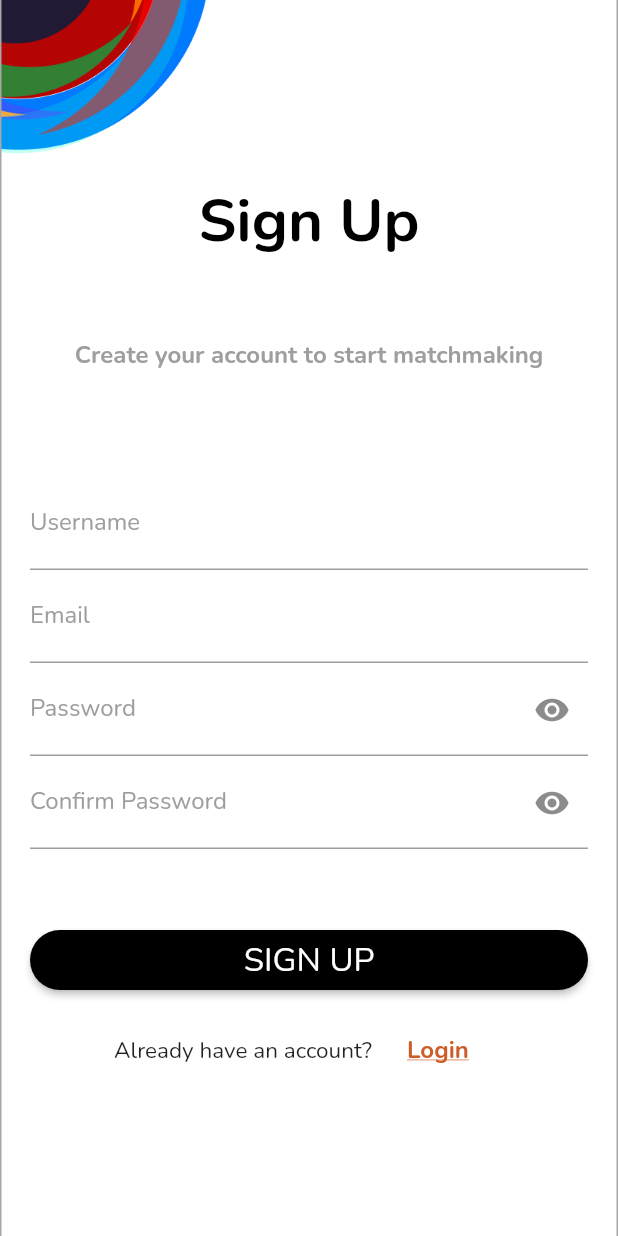
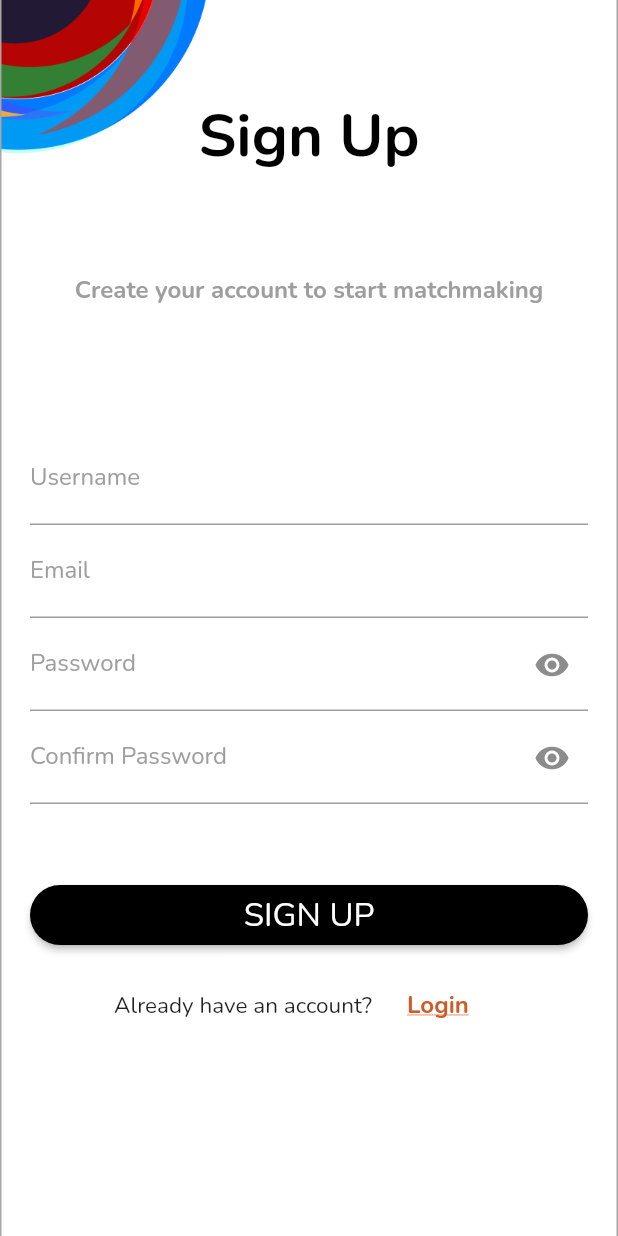
Before and after one commit to Orion-Software-Engineering/flutter, a Flutter app: the screen it shows after launch, after a tap on "LOG IN", after a tap on "Sign Up", on a phone screen of 412 x 824 dp. Run offline on Flutter 3.47's test engine with Material 2 defaults, Android fonts, the phone set to English and light mode, and no system bars.

Commit message:
Successfully abstracted the scaffold for login and signup for easy debugging and consistency across pages

```diff
--- /dev/null
+++ b/lib/login_and_signup/components/login_signup_scaffold.dart
@@ -0,0 +1,188 @@
+import 'package:flutter/material.dart';
+import 'package:matchmaking_demo/constants.dart';
+import 'package:matchmaking_demo/login_and_signup/components/title_and_subtext.dart';
+import 'package:matchmaking_demo/login_and_signup/components/custom_password_field.dart';
+
+class LogInSignUpScaffold extends StatelessWidget {
+  LogInSignUpScaffold({required this.child});
+  Widget child;
+
+  @override
+  Widget build(BuildContext context) {
+    return Scaffold(
+      body: Container(
+        decoration: BoxDecoration(
+          color: Colors.black,
+          image: DecorationImage(
+              image: AssetImage('assets/images/sign_in/Sign Up bg.png'),
+              fit: BoxFit.cover),
+        ),
+        height: double.infinity,
+        padding: const EdgeInsets.fromLTRB(20, 0.0, 20.0, 0.0),
+        width: double.infinity,
+        child: child,
+      ),
+    );
+  }
+}
+
+// Center(
+// child: Form(
+// key: _formKey,
+// child: Column(
+// children: [
+// Expanded(
+// flex: 2,
+// child: TitleAndSubtext(
+// title: 'Sign In',
+// subtext: 'Enter your email and password',
+// )),
+// Expanded(
+// flex: 3,
+// child: SingleChildScrollView(
+// physics: BouncingScrollPhysics(),
+// child: Column(
+// mainAxisAlignment: MainAxisAlignment.spaceBetween,
+// children: [
+// TextFormField(
+// decoration: InputDecoration(
+// labelText: 'Email',
+// labelStyle: signUpLoginTextFieldTextStyle,
+// border: UnderlineInputBorder(
+// borderSide: BorderSide(
+// color: signUpLoginTextColor,
+// ),
+// ),
+// ),
+// validator: (value) {
+// if (emailValid.hasMatch(value!) &&
+// value.isNotEmpty) {
+// return null;
+// } else {
+// return "Enter a valid email address";
+// }
+// },
+// ),
+// CustomPasswordField(
+// hintText: 'Password',
+// validationFunction: (value) {
+// if (value!.isNotEmpty) {
+// return null;
+// } else {
+// return 'Enter password';
+// }
+// }),
+// TextButton(
+// onPressed: () {},
+// child: Text(
+// 'Forgot password?',
+// style: TextStyle(
+// color: signUpLoginOrange, fontSize: 16),
+// )),
+// SizedBox(height: 30.0),
+// ElevatedButton(
+// style: ElevatedButton.styleFrom(
+// primary: Colors.black,
+// // padding: EdgeInsets.fromLTRB(190.0, 10.0, 190.0, 10.0),
+// shape: RoundedRectangleBorder(
+// borderRadius: BorderRadius.circular(50.0),
+// )),
+// onPressed: () {
+// if (!_formKey.currentState!.validate()) {
+// return;
+// }
+// },
+// child: Container(
+// width: double.infinity,
+// padding: EdgeInsets.symmetric(
+// vertical: 8.0, horizontal: 0.0),
+// child: Center(
+// child: Text(
+// 'LOG IN',
+// style: TextStyle(
+// fontSize: 22.0,
+// fontWeight: FontWeight.w400,
+// color: Colors.white,
+// ),
+// ),
+// ),
+// ),
+// ),
+// SizedBox(height: 15.0),
+// Padding(
+// padding: const EdgeInsets.fromLTRB(0, 0, 0, 8.0),
+// child: Row(
+// mainAxisAlignment: MainAxisAlignment.center,
+// children: [
+// Text(
+// "Don't have an account?",
+// style: TextStyle(
+// fontSize: 15.0,
+// ),
+// ),
+// MaterialButton(
+// onPressed: () {
+// Navigator.pushNamed(context, '/sign_up');
+// },
+// child: Text(
+// 'Sign Up',
+// style: TextStyle(
+// color: Color(0xFFcd5d27),
+// fontWeight: FontWeight.w700,
+// fontSize: 16.0,
+// decoration: TextDecoration.underline,
+// ),
+// ),
+// ),
+// ],
+// ),
+// ),
+// Padding(
+// padding: const EdgeInsets.fromLTRB(0, 0, 0, 8.0),
+// child: Row(children: <Widget>[
+// Expanded(
+// child: Divider(
+// color: Colors.black,
+// )),
+// Text("    Sign In With    "),
+// Expanded(
+// child: Divider(
+// color: Colors.black,
+// )),
+// ]),
+// ),
+// Row(
+// mainAxisAlignment: MainAxisAlignment.center,
+// children: [
+// TextButton(
+// onPressed: () {},
+// child: const Image(
+// image: AssetImage(
+// 'assets/images/sign_in/logo_apple.png',
+// ),
+// height: 44,
+// width: 45,
+// ),
+// ),
+// TextButton(
+// onPressed: () {},
+// child: Image.asset(
+// 'assets/images/sign_in/logo_outlook.png',
+// height: 44,
+// width: 45)),
+// TextButton(
+// onPressed: () {},
+// child: Image.asset(
+// 'assets/images/sign_in/logo_google.png',
+// height: 44,
+// width: 45))
+// ],
+// ),
+// ],
+// ),
+// ),
+// ),
+// ],
+// ),
+// ),
+// ),
--- a/lib/login_and_signup/login_page.dart
+++ b/lib/login_and_signup/login_page.dart
@@ -2,6 +2,7 @@ import 'package:flutter/material.dart';
 import 'package:matchmaking_demo/login_and_signup/components/custom_password_field.dart';
 import 'package:matchmaking_demo/login_and_signup/components/title_and_subtext.dart';
 import '../constants.dart';
+import 'components/login_signup_scaffold.dart';
 
 class Login extends StatelessWidget {
   final _formKey = GlobalKey<FormState>();
@@ -11,17 +12,7 @@ class Login extends StatelessWidget {
 
   @override
   Widget build(BuildContext context) {
-    return Scaffold(
-      body: Container(
-        decoration: BoxDecoration(
-          color: Colors.black,
-          image: DecorationImage(
-              image: AssetImage('assets/images/sign_in/Sign Up bg.png'),
-              fit: BoxFit.cover),
-        ),
-        height: double.infinity,
-        padding: const EdgeInsets.fromLTRB(20, 0.0, 20.0, 0.0),
-        width: double.infinity,
+    return LogInSignUpScaffold(
       child: Center(
         child: Form(
           key: _formKey,
@@ -51,8 +42,7 @@ class Login extends StatelessWidget {
                           ),
                         ),
                         validator: (value) {
-                            if (emailValid.hasMatch(value!) &&
-                                value.isNotEmpty) {
+                          if (emailValid.hasMatch(value!) && value.isNotEmpty) {
                             return null;
                           } else {
                             return "Enter a valid email address";
@@ -182,7 +172,6 @@ class Login extends StatelessWidget {
           ),
         ),
       ),
-      ),
     );
   }
 }
--- a/lib/login_and_signup/sign_up_page.dart
+++ b/lib/login_and_signup/sign_up_page.dart
@@ -1,5 +1,6 @@
 import 'package:flutter/material.dart';
 import 'package:matchmaking_demo/constants.dart';
+import 'package:matchmaking_demo/login_and_signup/components/login_signup_scaffold.dart';
 import 'package:matchmaking_demo/login_and_signup/components/title_and_subtext.dart';
 // import 'package:date_field/date_field.dart';
 import 'components/custom_password_field.dart';
@@ -13,16 +14,7 @@ class SignUp extends StatelessWidget {
 
   @override
   Widget build(BuildContext context) {
-    return Scaffold(
-      body: Container(
-        decoration: BoxDecoration(
-          image: DecorationImage(
-              image: AssetImage('assets/images/sign_in/Sign Up bg.png'),
-              fit: BoxFit.cover),
-        ),
-        height: double.infinity,
-        padding: const EdgeInsets.fromLTRB(20, 70.0, 20.0, 50.0),
-        width: double.infinity,
+    return LogInSignUpScaffold(
       child: Center(
         child: Form(
           key: _formKey,
@@ -162,7 +154,6 @@ class SignUp extends StatelessWidget {
           ),
         ),
       ),
-      ),
     );
   }
 }
```
Lines whose indentation alone changed are shown as unchanged.
